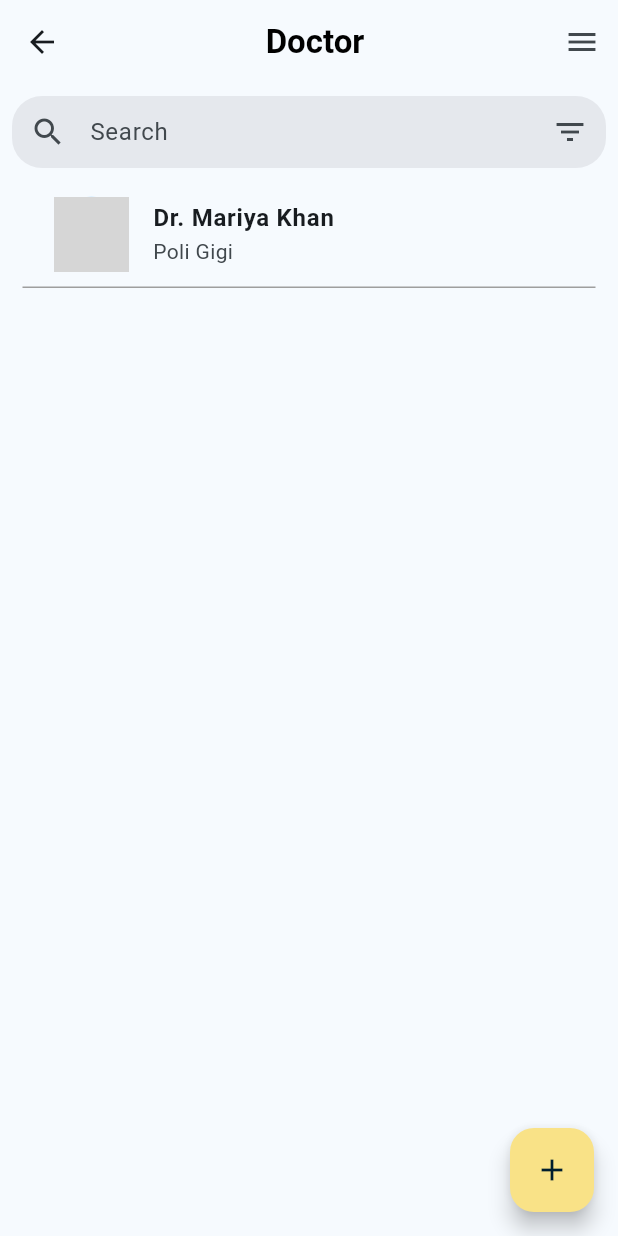
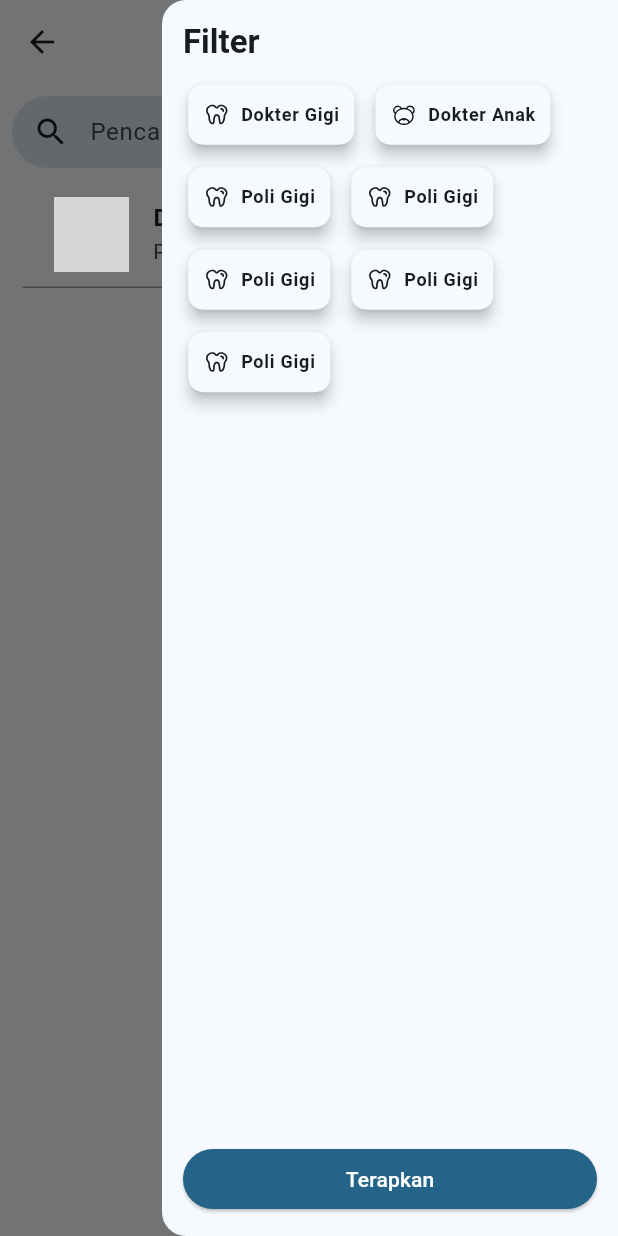
Before and after one commit to Arch3nemy7/konsuldoc, a Flutter app: the DoctorListPage screen opened directly, with the side drawer open (before the commit the screen has no drawer), on a phone screen of 412 x 824 dp. Run offline on Flutter 3.47's test engine with Material 3 defaults, Android fonts, the light colour scheme and no system bars; our stand-ins replace auto_route, bot_toast, fluentui_system_icons, flutter_riverpod, fpdart, hive_flutter and 2 more; accounts and stored records are empty; generated files the repository leaves out were written again; grey boxes are pictures that could not be loaded.

Commit message:
fix: search-bar, profile-page

```diff
--- a/lib/presentations/pages/doctor_list_page.dart
+++ b/lib/presentations/pages/doctor_list_page.dart
@@ -1,4 +1,6 @@
 import 'package:flutter/material.dart';
+import 'package:konsuldoc/presentations/widgets/doctor_search_bar.dart';
+import 'package:konsuldoc/presentations/widgets/drawer/doctor_filter_drawer.dart';
 
 class DoctorListPage extends StatefulWidget {
   const DoctorListPage({super.key});
@@ -14,6 +16,11 @@ class _DoctorListPageState extends State<DoctorListPage> {
   @override
   Widget build(BuildContext context) {
     return Scaffold(
+      endDrawer: Drawer(
+        child: DoctorFilterDrawer(
+          onApply: (p0) {},
+        ),
+      ),
       appBar: AppBar(
         actions: [IconButton(onPressed: () {}, icon: Icon(Icons.menu))],
         title: Center(
@@ -31,34 +38,7 @@ class _DoctorListPageState extends State<DoctorListPage> {
         children: [
           Padding(
             padding: const EdgeInsets.all(8.0),
-            child: Row(
-              children: [
-                Expanded(
-                  child: TextField(
-                    decoration: InputDecoration(
-                      focusedBorder: InputBorder.none,
-                      fillColor: Color(0xFFE5E8ED),
-                      filled: true,
-                      enabledBorder: OutlineInputBorder(
-                        borderRadius: BorderRadius.circular(20),
-                        borderSide: BorderSide.none,
-                      ),
-                      hintText: 'Search',
-                      contentPadding: EdgeInsets.symmetric(
-                        vertical: 10,
-                        horizontal: 15,
-                      ),
-                      border: OutlineInputBorder(
-                        borderRadius: BorderRadius.circular(20),
-                        borderSide: BorderSide(color: Colors.grey),
-                      ),
-                      prefixIcon: Icon(Icons.search),
-                      suffixIcon: Icon(Icons.filter_list),
-                    ),
-                  ),
-                ),
-              ],
-            ),
+            child: DoctorSearchBar(),
           ),
           Expanded(
             child: ListView.builder(
```
Also changed, not shown: lib/presentations/pages/admin_list_page.dart (+4 -29 lines), lib/presentations/pages/profile_user_page.dart (+22 -46 lines).
